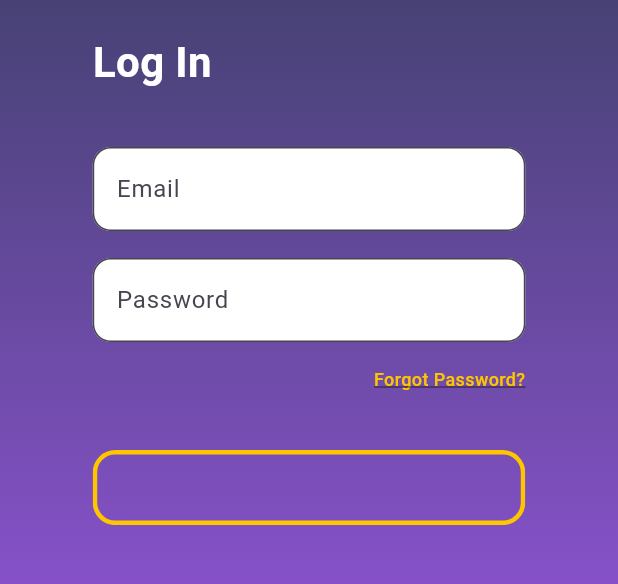
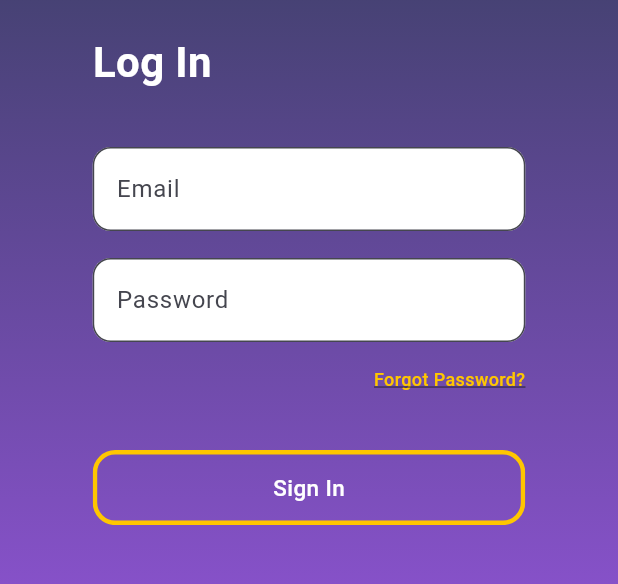
Before and after one commit to iqmalje/escout, a Flutter app: the screen it shows after launch, on a phone screen of 412 x 824 dp, the part 542-1126 px from its top. Run offline on Flutter 3.47's test engine with Material 2 defaults, Android fonts, the phone set to English and light mode, and no system bars; our stand-ins replace flutter_dotenv, supabase_flutter; accounts and stored records are empty; Roboto replaces fonts that are missing (Poppins).

Commit message:
link forgot password button

```diff
--- a/lib/pages/signin/signin.dart
+++ b/lib/pages/signin/signin.dart
@@ -1,3 +1,4 @@
+import 'package:escout/pages/signin/forgotpassword.dart';
 import 'package:flutter/material.dart';
 
 class SignInPage extends StatefulWidget {
@@ -86,7 +87,7 @@ class _SignInPageState extends State<SignInPage> {
                         decoration: InputDecoration(
                           border: OutlineInputBorder(
                             borderRadius: BorderRadius.circular(12.0),
-                            borderSide: BorderSide(color: Colors.white),
+                            borderSide: const BorderSide(color: Colors.white),
                           ),
                           hintText: 'Email',
                           filled: true, // Fill the background with color
@@ -101,7 +102,7 @@ class _SignInPageState extends State<SignInPage> {
                         decoration: InputDecoration(
                           border: OutlineInputBorder(
                             borderRadius: BorderRadius.circular(12.0),
-                            borderSide: BorderSide(color: Colors.white),
+                            borderSide: const BorderSide(color: Colors.white),
                           ),
                           hintText: 'Password',
                           filled: true, // Fill the background with color
@@ -112,9 +113,16 @@ class _SignInPageState extends State<SignInPage> {
                       const SizedBox(
                         height: 18,
                       ),
-                      const Align(
+                      Align(
                         alignment: Alignment.bottomRight,
-                        child: Text(
+                        child: InkWell(
+                          onTap: () {
+                            Navigator.push(
+                              context,
+                              MaterialPageRoute(builder: (context) => const ForgotPasswordPage()),
+                            );
+                          },
+                          child: const Text(
                             'Forgot Password?',
                             style: TextStyle(
                               color: Color(0xFFFFC600),
@@ -123,6 +131,7 @@ class _SignInPageState extends State<SignInPage> {
                               fontWeight: FontWeight.w500,
                               decoration: TextDecoration.underline,
                               height: 0,
+                            ),
                           ),
                         ),
                       ),
@@ -136,7 +145,7 @@ class _SignInPageState extends State<SignInPage> {
                     color: Colors.transparent,
                     child: InkWell(
                       borderRadius: BorderRadius.circular(15),
-                      splashColor: Colors.red,
+                      splashColor: const Color.fromARGB(255, 123, 90, 255),
                       onTap: () {
                         print('tekan');
                       },
@@ -150,6 +159,16 @@ class _SignInPageState extends State<SignInPage> {
                             borderRadius: BorderRadius.circular(15),
                           ),
                         ),
+                        child: const Center(
+                            child: Text(
+                          'Sign In',
+                          style: TextStyle(
+                            color: Colors.white,
+                            fontSize: 15,
+                            fontFamily: 'Poppins',
+                            fontWeight: FontWeight.w500,
+                          ),
+                        )),
                       ),
                     ),
                   )
```
Lines whose indentation alone changed are shown as unchanged.
